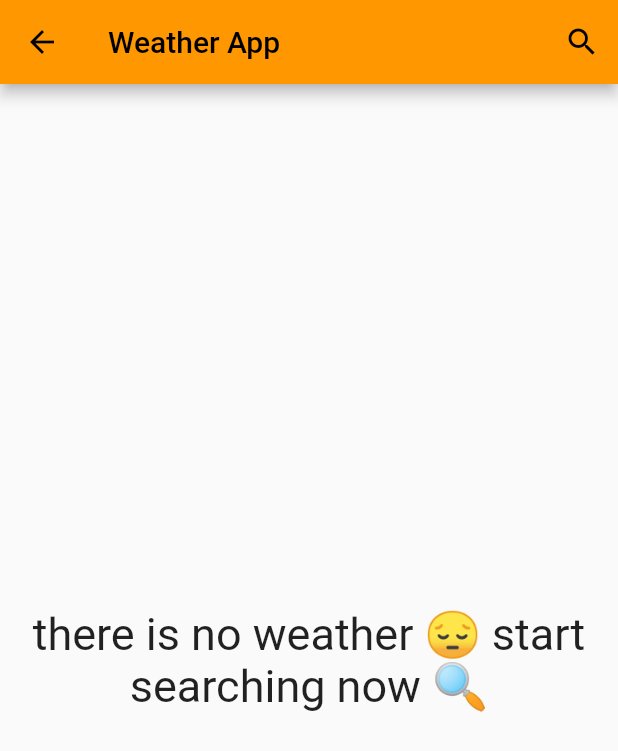
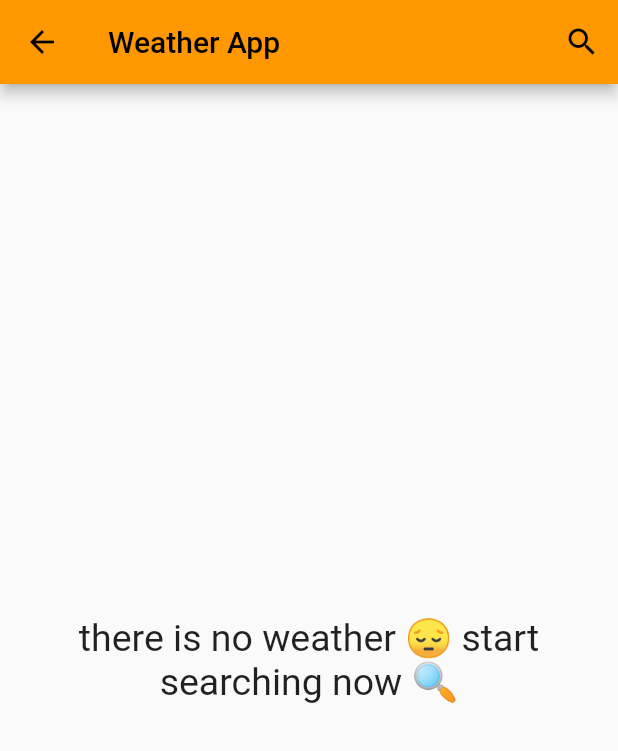
Before and after one commit to Tasneemtarik/weather_app, a Flutter app: the HomePage screen opened by its route, on a phone screen of 412 x 824 dp. Shown: the top 751 px of the screen. Run offline on Flutter 3.47's test engine with Material 2 defaults, Android fonts, the light colour scheme and no system bars.

Commit message:
Update home_page.dart

```diff
--- a/lib/pages/home_page.dart
+++ b/lib/pages/home_page.dart
@@ -41,16 +41,18 @@ class _HomePageState extends State<HomePage> {
         child: Column(
           mainAxisSize: MainAxisSize.min,
           children: const [
-            Text(
+            Center(
+              child: Text(
                 'there is no weather 😔 start',
                 style: TextStyle(
-                fontSize: 30,
+                  fontSize: 25,
+                ),
               ),
             ),
             Text(
               'searching now 🔍',
               style: TextStyle(
-                fontSize: 30,
+                fontSize: 25,
               ),
             )
           ],
@@ -59,7 +61,7 @@ class _HomePageState extends State<HomePage> {
         decoration: BoxDecoration(gradient :LinearGradient(begin: Alignment.topCenter,end: Alignment.bottomCenter,colors: [WeatherData!.getThemeColor(),WeatherData!.getThemeColor()[300]!,WeatherData!.getThemeColor()[100]!])),
         // color: WeatherData!.getThemeColor(),
         child: Center(
-          child: Column(
+          child:Column(
 
             mainAxisAlignment: MainAxisAlignment.center,
             children:
@@ -79,7 +81,8 @@ class _HomePageState extends State<HomePage> {
               Row(
                 children:  [
                   Spacer(),
-                  Image.asset(WeatherData!.getImage()),
+                  SizedBox(width: 35,height: 35,
+                      child: Image.asset(WeatherData!.getImage())),
                   Spacer(),
                   Text(
                     WeatherData!.temp.toInt().toString(),style:
@@ -87,9 +90,7 @@ class _HomePageState extends State<HomePage> {
                       fontSize: 32,
                       fontWeight: FontWeight.bold),),
                   Spacer(),
-                  Padding(
-                    padding: const EdgeInsets.only(right:185),
-                    child: Column(
+                  Column(
                     children: [
                       Text(
                           'maxTemp: ${WeatherData!.maxTemp.toInt()} ',style:
@@ -104,7 +105,6 @@ class _HomePageState extends State<HomePage> {
                     ],
 
 
-                    ),
                   )
 
                 ],)
@@ -117,7 +117,7 @@ class _HomePageState extends State<HomePage> {
                   fontWeight: FontWeight.bold),),
             ),
               Spacer(flex:1)
-            ],),
+            ],)
         ),
       ),
     );
```
Lines whose indentation alone changed are shown as unchanged.
